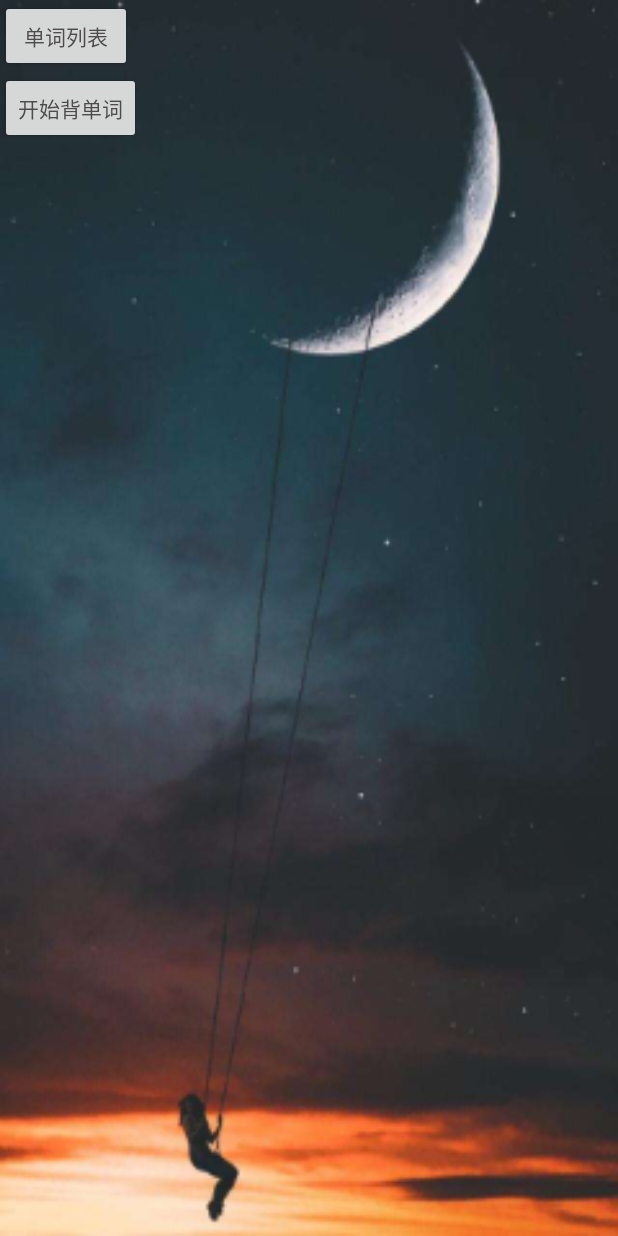
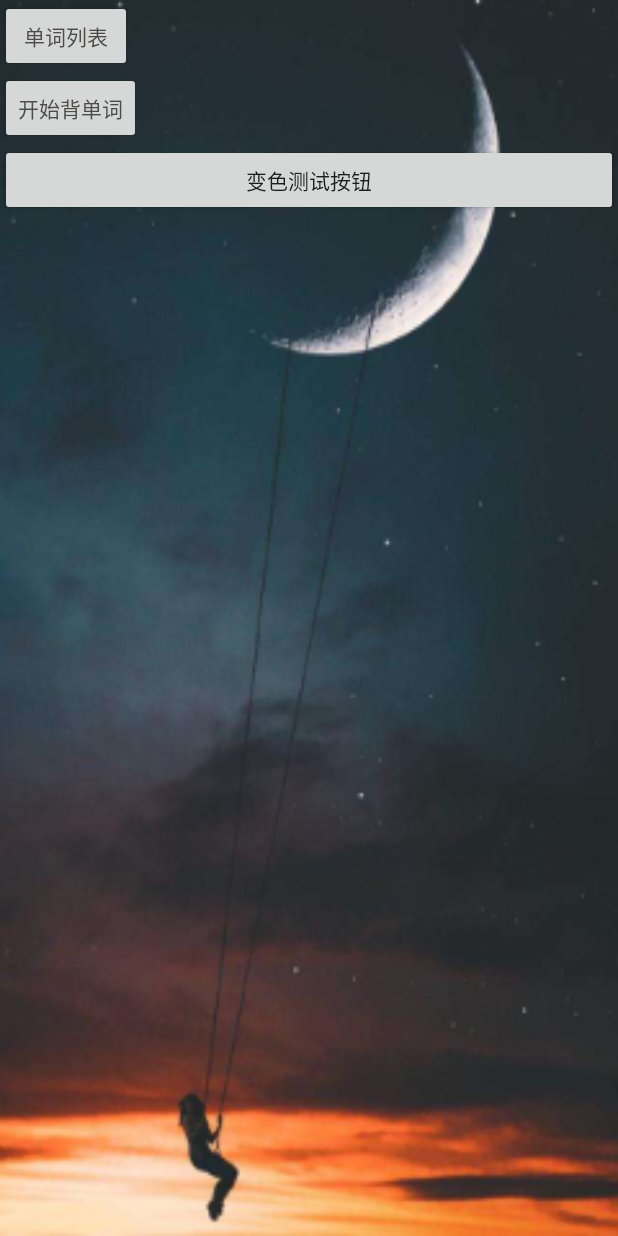
Before and after one commit to immortalmin/WORD, an Android app: the screen it shows after launch (MainActivity), on a phone screen of 412 x 824 dp. Run offline under Robolectric (Android 15) with nearby library versions, the light colour scheme and no system bars.

Commit message:
初步背单词（没有数据更新，线程还未优化）

```diff
--- a/word_test1/app/src/main/java/com/example/administrator/listviewadptwebjsonimg/MainActivity.java
+++ b/word_test1/app/src/main/java/com/example/administrator/listviewadptwebjsonimg/MainActivity.java
@@ -1,6 +1,8 @@
 package com.example.administrator.listviewadptwebjsonimg;
 
 import android.content.Intent;
+import android.graphics.Color;
+import android.os.SystemClock;
 import android.support.v7.app.AppCompatActivity;
 import android.os.Bundle;
 import android.util.Log;
@@ -18,7 +20,7 @@ public class MainActivity extends AppCompatActivity {
 
     JsonRe jsonRe;
     List<Map<String,Object>> word_list=null;
-    Button btn_wordlist,btn_test;
+    Button btn_wordlist,btn_recite,btn_test;
     WordDAO wordDAO = new WordDAO();
     private DBAdapter dbAdapter;
     @Override
@@ -26,9 +28,11 @@ public class MainActivity extends AppCompatActivity {
         super.onCreate(savedInstanceState);
         setContentView(R.layout.activity_main);
         btn_wordlist = (Button)findViewById(R.id.btn_wordlist);
+        btn_recite = (Button)findViewById(R.id.btn_recite);
         btn_test = (Button)findViewById(R.id.btn_test);
         btn_wordlist.setOnClickListener(wordlistClick);
-        btn_test.setOnClickListener(testClick);
+        btn_recite.setOnClickListener(reciteClick);
+        btn_test.setOnClickListener(colorTest);
         dbAdapter = new DBAdapter(this);
         dbAdapter.open();
         jsonRe=new JsonRe();
@@ -40,12 +44,26 @@ public class MainActivity extends AppCompatActivity {
             startActivity(intent);
         }
     };
-    View.OnClickListener testClick = new View.OnClickListener() {
+    View.OnClickListener reciteClick = new View.OnClickListener() {
         @Override
         public void onClick(View view) {
             Intent intent = new Intent(MainActivity.this,ReciteActivity.class);
             startActivity(intent);
         }
     };
+    View.OnClickListener colorTest = new View.OnClickListener() {
+        @Override
+        public void onClick(View view) {
+            new Thread(new Runnable() {
+                @Override
+                public void run() {
+                    SystemClock.sleep(1000);
+                    btn_test.setBackgroundColor(Color.RED);
+                }
+            }).start();
+//            SystemClock.sleep(1000);
+            btn_test.setBackgroundColor(Color.GREEN);
+        }
+    };
 
 }
--- a/word_test1/app/src/main/res/layout/activity_main.xml
+++ b/word_test1/app/src/main/res/layout/activity_main.xml
@@ -19,11 +19,17 @@
 
 
     <Button
-        android:id="@+id/btn_test"
+        android:id="@+id/btn_recite"
         android:layout_width="wrap_content"
         android:layout_height="wrap_content"
         android:layout_gravity="bottom"
         android:textColor="#4e4b4b"
         android:text="开始背单词" />
 
+    <Button
+        android:id="@+id/btn_test"
+        android:layout_width="match_parent"
+        android:layout_height="wrap_content"
+        android:text="变色测试按钮" />
+
 </LinearLayout>
```
Also changed, not shown: word_test1/app/src/main/java/com/example/administrator/listviewadptwebjsonimg/ReciteActivity.java (+83 -8 lines), word_test1/app/src/main/res/layout/activity_recite.xml (+7 -0 lines).
